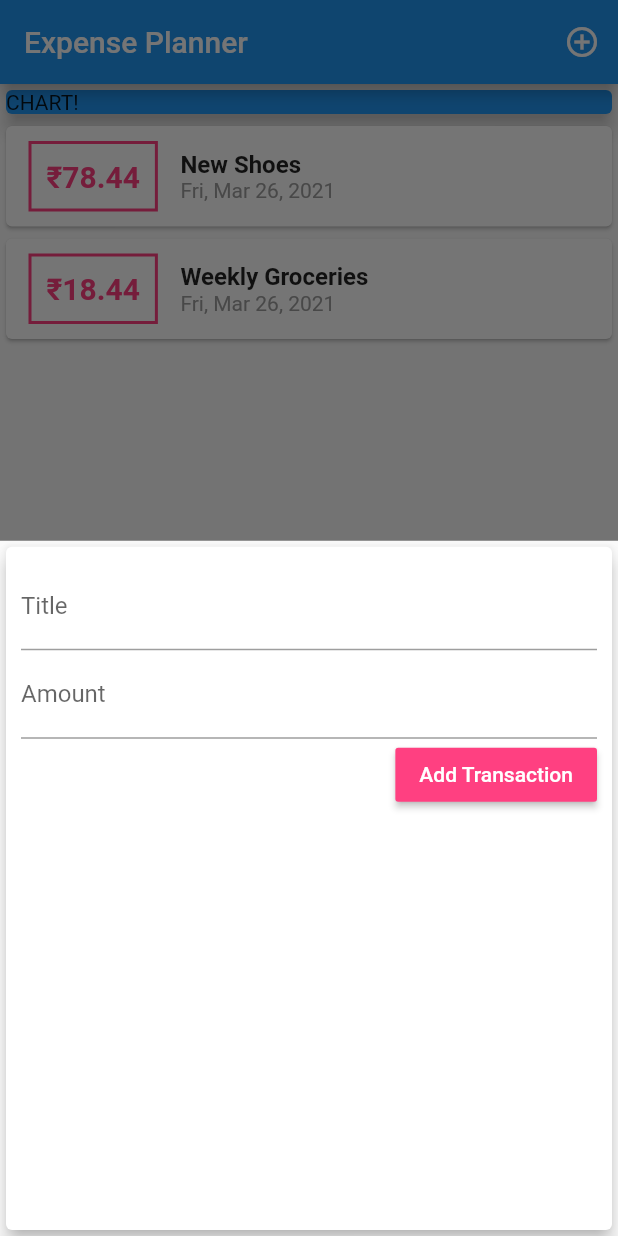
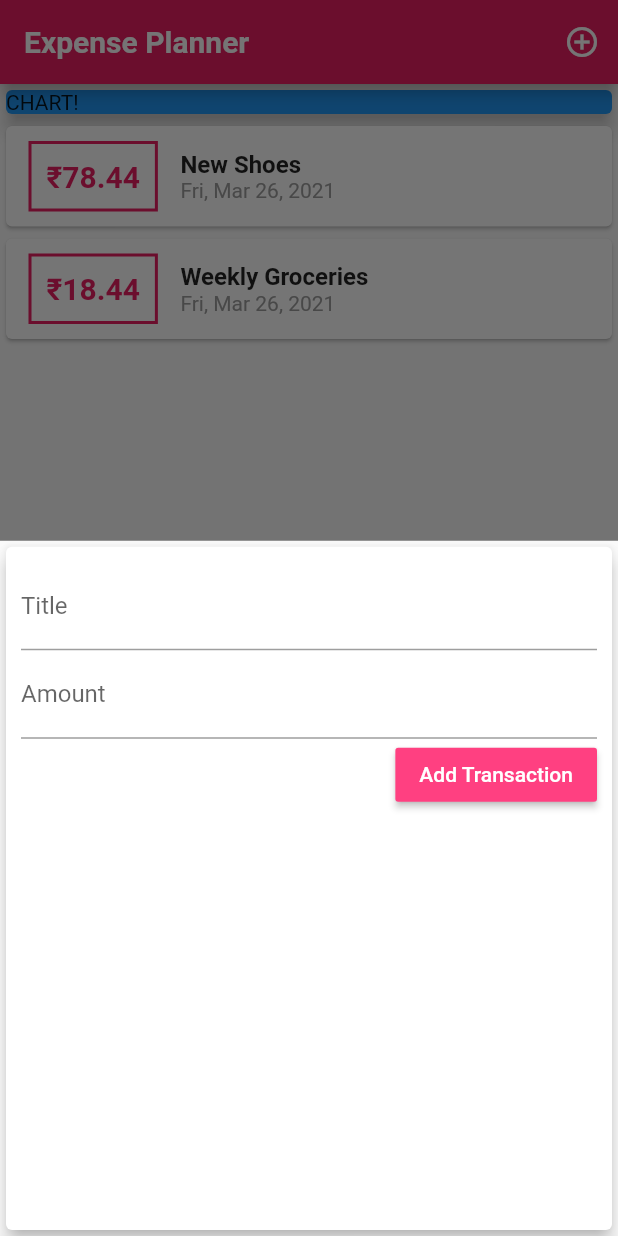
Before and after one commit to yash412/ExpensePlanner, a Flutter app: the screen it shows after launch, after a tap on the "add circle outline" icon, on a phone screen of 412 x 824 dp. Run offline on Flutter 3.47's test engine with Material 2 defaults, Android fonts, the phone set to English and light mode, and no system bars; Roboto replaces fonts that are missing (OpenSans).

Commit message:
Edited structure, added fonts and added more styling

```diff
--- a/lib/main.dart
+++ b/lib/main.dart
@@ -10,6 +10,28 @@ class MyApp extends StatelessWidget {
   Widget build(BuildContext context) {
     return MaterialApp(
       title: 'Flutter App',
+      theme: ThemeData(
+          primarySwatch: Colors.pink,
+          accentColor: Colors.teal,
+          fontFamily: 'Quicksand',
+          textTheme: ThemeData.light().textTheme.copyWith(
+                // ignore: deprecated_member_use
+                title: TextStyle(
+                  fontFamily: 'OpenSans',
+                  fontSize: 18,
+                  fontWeight: FontWeight.bold,
+                ),
+              ),
+          appBarTheme: AppBarTheme(
+            textTheme: ThemeData.light().textTheme.copyWith(
+                  // ignore: deprecated_member_use
+                  title: TextStyle(
+                    fontFamily: 'OpenSans',
+                    fontSize: 20,
+                    fontWeight: FontWeight.bold,
+                  ),
+                ),
+          )),
       home: MyHomePage(),
     );
   }
@@ -69,7 +91,9 @@ class _MyHomePageState extends State<MyHomePage> {
   Widget build(BuildContext context) {
     return Scaffold(
       appBar: AppBar(
-        title: Text('Expense Planner'),
+        title: Text(
+          'Expense Planner',
+        ),
         actions: <Widget>[
           IconButton(
             icon: Icon(Icons.add_circle_outline),
--- a/lib/widgets/new_transaction.dart
+++ b/lib/widgets/new_transaction.dart
@@ -1,11 +1,18 @@
 import 'package:flutter/material.dart';
 
-class NewTransaction extends StatelessWidget {
+class NewTransaction extends StatefulWidget {
   final Function addTx;
-  final titleController = TextEditingController();
-  final amountcontroller = TextEditingController();
 
   NewTransaction(this.addTx);
+
+  @override
+  _NewTransactionState createState() => _NewTransactionState();
+}
+
+class _NewTransactionState extends State<NewTransaction> {
+  final titleController = TextEditingController();
+
+  final amountcontroller = TextEditingController();
 
   void submitData() {
     final enteredTitle = titleController.text;
@@ -15,10 +22,12 @@ class NewTransaction extends StatelessWidget {
       return;
     }
 
-    addTx(
+    widget.addTx(
       enteredTitle,
       enteredAmount,
     );
+
+    Navigator.of(context).pop();
   }
 
   @override
--- a/lib/widgets/transaction_list.dart
+++ b/lib/widgets/transaction_list.dart
@@ -23,7 +23,7 @@ class TransactionList extends StatelessWidget {
                   decoration: BoxDecoration(
                     border: Border.all(
                       width: 2,
-                      color: Colors.pinkAccent,
+                      color: Theme.of(context).primaryColor,
                     ),
                   ),
                   padding: EdgeInsets.all(10),
@@ -32,7 +32,7 @@ class TransactionList extends StatelessWidget {
                     style: TextStyle(
                       fontWeight: FontWeight.bold,
                       fontSize: 20,
-                      color: Colors.pinkAccent,
+                      color: Theme.of(context).primaryColor,
                     ),
                   ),
                 ),
```
Also changed, not shown: pubspec.yaml (+11 -11 lines), assets/fonts/OpenSans-Bold.ttf (added), assets/fonts/OpenSans-Regular.ttf (added), assets/fonts/Quicksand-Bold.ttf (added), assets/fonts/Quicksand-Light.ttf (added), assets/fonts/Quicksand-Medium.ttf (added), assets/fonts/Quicksand-Regular.ttf (added).
